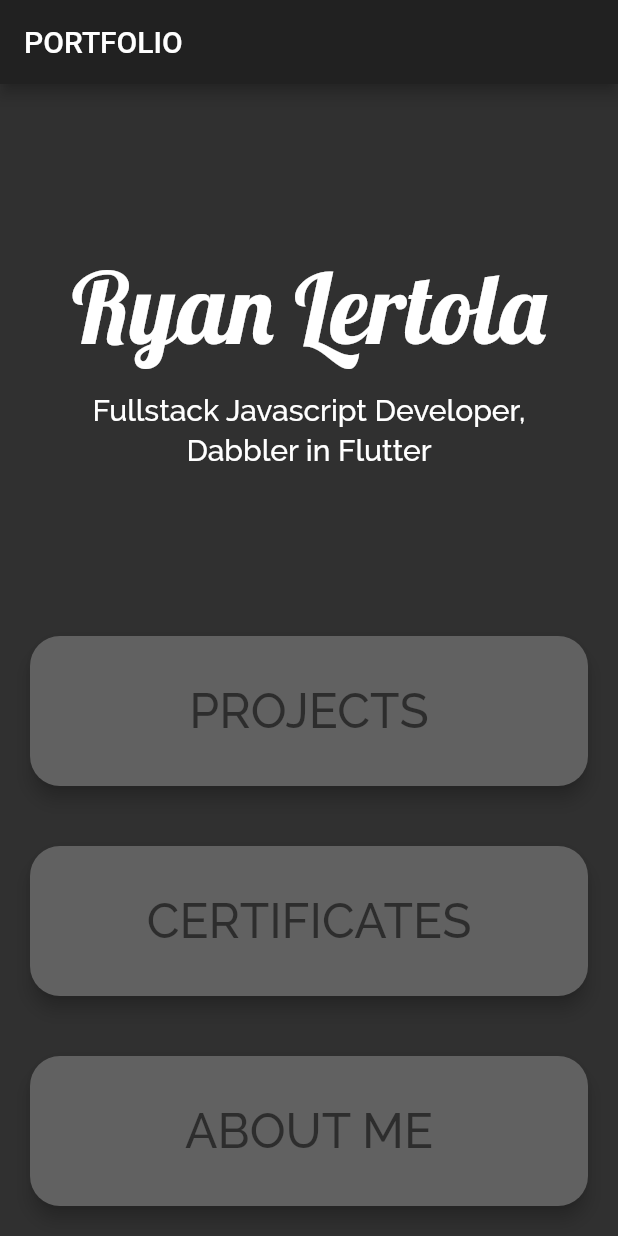
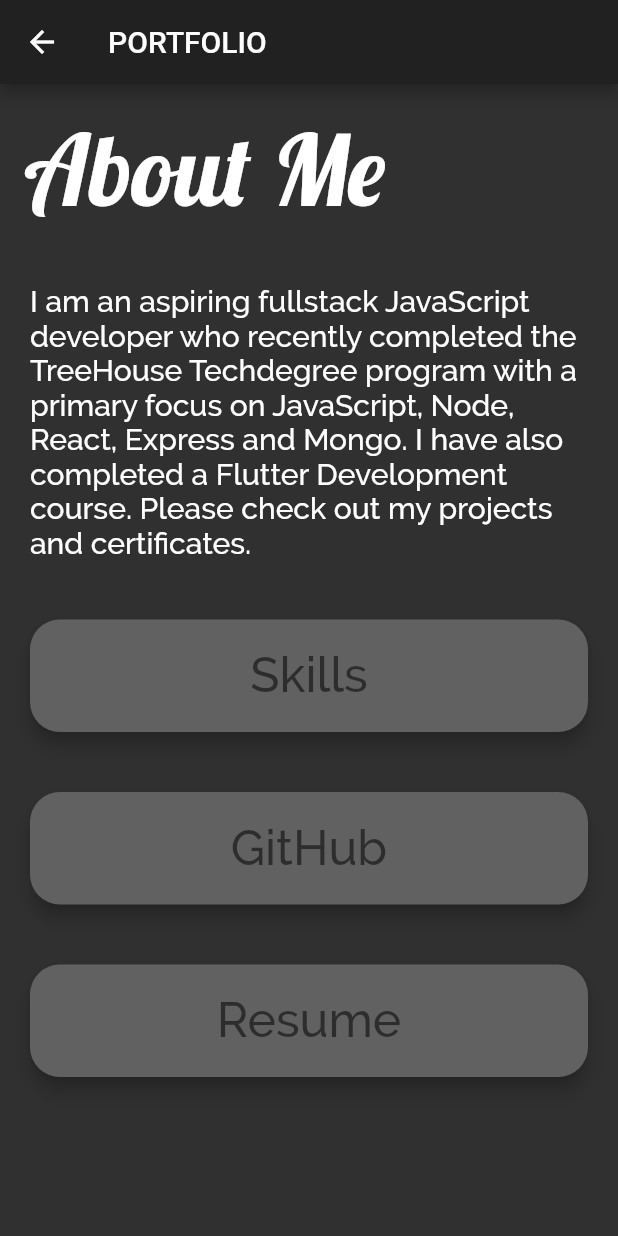
Before and after one commit to rlertola/flutter-portfolio, a Flutter app: the screen it shows after launch, after a tap on "ABOUT ME", on a phone screen of 412 x 824 dp. Run offline on Flutter 3.47's test engine with Material 2 defaults, Android fonts, the phone set to English and light mode, and no system bars; missing offline and left inert: flutter_plugin_pdf_viewer.

Commit message:
Added certs, started about me page

```diff
--- a/lib/big_button.dart
+++ b/lib/components/big_button.dart
@@ -16,8 +16,8 @@ class BigButton extends StatelessWidget {
         borderRadius: BorderRadius.circular(20.0),
         child: MaterialButton(
           onPressed: onPress,
-          minWidth: 380.0,
-          height: 100.0,
+          minWidth: 360.0,
+          height: 75.0,
           child: Text(
             title,
             style: TextStyle(
--- /dev/null
+++ b/lib/components/padding_text.dart
@@ -0,0 +1,24 @@
+import 'package:flutter/material.dart';
+
+class PaddingText extends StatelessWidget {
+  PaddingText({this.padding, this.text, this.size, this.family});
+
+  final EdgeInsets padding;
+  final String text;
+  final double size;
+  final String family;
+
+  @override
+  Widget build(BuildContext context) {
+    return Padding(
+      padding: padding,
+      child: Text(
+        text,
+        style: TextStyle(
+          fontSize: size,
+          fontFamily: family,
+        ),
+      ),
+    );
+  }
+}
--- a/lib/main.dart
+++ b/lib/main.dart
@@ -1,16 +1,25 @@
 import 'package:flutter/material.dart';
-import 'welcome_screen.dart';
+import 'package:portfolio/screens/welcome_screen.dart';
+import 'package:portfolio/screens/projects.dart';
+import 'package:portfolio/screens/certificates.dart';
+import 'package:portfolio/screens/about_me.dart';
 
 void main() => runApp(Portfolio());
 
 class Portfolio extends StatelessWidget {
-  static const String _title = 'Flutter Code Sample';
+  static const String _title = 'My Portfolio';
 
   @override
   Widget build(BuildContext context) {
     return MaterialApp(
       theme: ThemeData.dark(),
       title: _title,
+      initialRoute: '/',
+      routes: {
+        '/projects': (context) => Projects(),
+        '/certificates': (context) => Certificates(),
+        '/about_me': (context) => AboutMe()
+      },
       home: WelcomeScreen(),
     );
   }
--- /dev/null
+++ b/lib/screens/about_me.dart
@@ -0,0 +1,75 @@
+import 'package:flutter/material.dart';
+import 'package:portfolio/components/padding_text.dart';
+import 'package:portfolio/components/big_button.dart';
+import 'cert-viewer.dart';
+
+class AboutMe extends StatelessWidget {
+  @override
+  Widget build(BuildContext context) {
+    return Scaffold(
+      appBar: AppBar(
+        title: Text('PORTFOLIO'),
+      ),
+      body: ListView(
+//        mainAxisAlignment: MainAxisAlignment.center,
+        children: <Widget>[
+          PaddingText(
+            padding: EdgeInsets.all(16.0),
+            text: 'About Me',
+            size: 65.0,
+            family: 'Lobster',
+          ),
+          PaddingText(
+            padding: EdgeInsets.all(20.0),
+            text:
+                'I am an aspiring fullstack JavaScript developer who recently completed the TreeHouse Techdegree program with a primary focus on JavaScript, Node, React, Express and Mongo. I have also completed a Flutter Development course. Please check out my projects and certificates.',
+            size: 20.0,
+            family: 'Raleway',
+          ),
+          BigButton(
+            title: 'Skills',
+            onPress: () {
+              Navigator.push(
+                context,
+                MaterialPageRoute(
+                  builder: (context) => CertViewer(
+                        file: 'certificates/treehouse-cert.png',
+                        text: 'Treehouse',
+                      ),
+                ),
+              );
+            },
+          ),
+          BigButton(
+            title: 'GitHub',
+            onPress: () {
+              Navigator.push(
+                context,
+                MaterialPageRoute(
+                  builder: (context) => CertViewer(
+                        file: 'certificates/flutter-cert.png',
+                        text: 'Flutter',
+                      ),
+                ),
+              );
+            },
+          ),
+          BigButton(
+            title: 'Resume',
+            onPress: () {
+              Navigator.push(
+                context,
+                MaterialPageRoute(
+                  builder: (context) => CertViewer(
+                        file: 'certificates/Resume-RyanLertola.png',
+                        text: 'Resume',
+                      ),
+                ),
+              );
+            },
+          ),
+        ],
+      ),
+    );
+  }
+}
--- /dev/null
+++ b/lib/screens/welcome_screen.dart
@@ -0,0 +1,66 @@
+import 'package:flutter/material.dart';
+import '../components/big_button.dart';
+import 'package:portfolio/components/padding_text.dart';
+
+class WelcomeScreen extends StatelessWidget {
+  @override
+  Widget build(BuildContext context) {
+    return Scaffold(
+      appBar: AppBar(
+        title: Text('PORTFOLIO'),
+      ),
+      body: Column(
+        mainAxisAlignment: MainAxisAlignment.center,
+        crossAxisAlignment: CrossAxisAlignment.stretch,
+        children: <Widget>[
+          Column(
+            mainAxisAlignment: MainAxisAlignment.center,
+            children: <Widget>[
+              PaddingText(
+                padding: EdgeInsets.all(16.0),
+                text: 'Ryan Lertola',
+                size: 65.0,
+                family: 'Lobster',
+              ),
+              PaddingText(
+                padding: EdgeInsets.only(bottom: 4.0),
+                text: 'Fullstack Javascript Developer,',
+                size: 20.0,
+                family: 'Raleway',
+              ),
+              PaddingText(
+                padding: EdgeInsets.only(bottom: 16.0),
+                text: 'Dabbler in Flutter',
+                size: 20.0,
+                family: 'Raleway',
+              ),
+            ],
+          ),
+          Column(
+            crossAxisAlignment: CrossAxisAlignment.center,
+            children: <Widget>[
+              BigButton(
+                title: 'PROJECTS',
+                onPress: () {
+                  Navigator.pushNamed(context, '/projects');
+                },
+              ),
+              BigButton(
+                title: 'CERTIFICATES',
+                onPress: () {
+                  Navigator.pushNamed(context, '/certificates');
+                },
+              ),
+              BigButton(
+                title: 'ABOUT ME',
+                onPress: () {
+                  Navigator.pushNamed(context, '/about_me');
+                },
+              ),
+            ],
+          )
+        ],
+      ),
+    );
+  }
+}
--- a/lib/welcome_screen.dart
+++ /dev/null
@@ -1,71 +0,0 @@
-import 'package:flutter/material.dart';
-import 'big_button.dart';
-
-class WelcomeScreen extends StatelessWidget {
-  @override
-  Widget build(BuildContext context) {
-    return Scaffold(
-      appBar: AppBar(
-        title: Text('PORTFOLIO'),
-      ),
-      body: Column(
-        mainAxisAlignment: MainAxisAlignment.center,
-        crossAxisAlignment: CrossAxisAlignment.stretch,
-        children: <Widget>[
-          Expanded(
-            child: Column(
-              mainAxisAlignment: MainAxisAlignment.center,
-              children: <Widget>[
-                Padding(
-                  padding: EdgeInsets.all(16.0),
-                  child: Text(
-                    'Ryan Lertola',
-                    style: TextStyle(
-                      fontSize: 65.0,
-                      fontFamily: 'Lobster',
-                    ),
-                  ),
-                ),
-                Padding(
-                  padding: EdgeInsets.only(bottom: 4.0),
-                  child: Text(
-                    'Fullstack Javascript Developer,',
-                    style: TextStyle(
-                      fontSize: 20.0,
-                      fontFamily: 'Raleway',
-                    ),
-                  ),
-                ),
-                Text(
-                  'Dabbler in Flutter',
-                  style: TextStyle(
-                    fontSize: 20.0,
-                    fontFamily: 'Raleway',
-                  ),
-                ),
-              ],
-            ),
-          ),
-          BigButton(
-            title: 'PROJECTS',
-            onPress: () {
-              print('projects pressed');
-            },
-          ),
-          BigButton(
-            title: 'CERTIFICATES',
-            onPress: () {
-              print('certs pressed');
-            },
-          ),
-          BigButton(
-            title: 'ABOUT ME',
-            onPress: () {
-              print('about me pressed');
-            },
-          ),
-        ],
-      ),
-    );
-  }
-}
```
Also changed, not shown: lib/screens/cert-viewer.dart (added, +88 -0 lines), lib/screens/certificates.dart (added, +80 -0 lines), lib/screens/projects.dart (added, +8 -0 lines), pubspec.yaml (+5 -3 lines), certificates/Resume-RyanLertola.png (added), certificates/WesBosReact-cert.png (added), certificates/flutter-cert.png (added), certificates/treehouse-cert.png (added), pubspec.lock, 10 other files.
